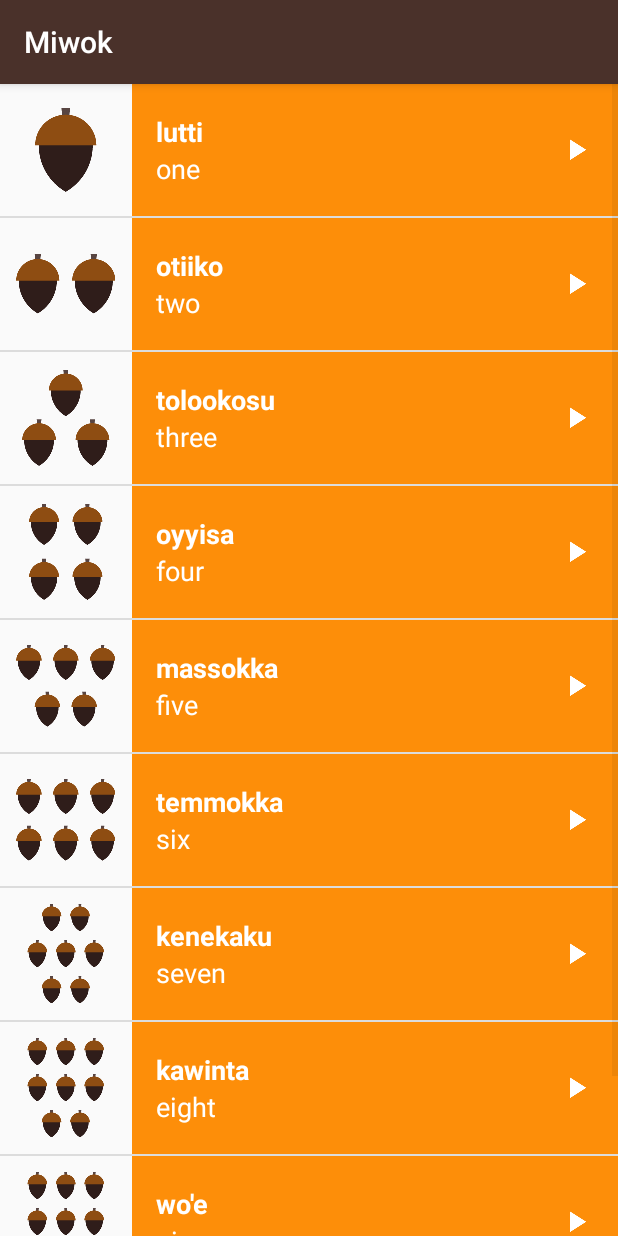
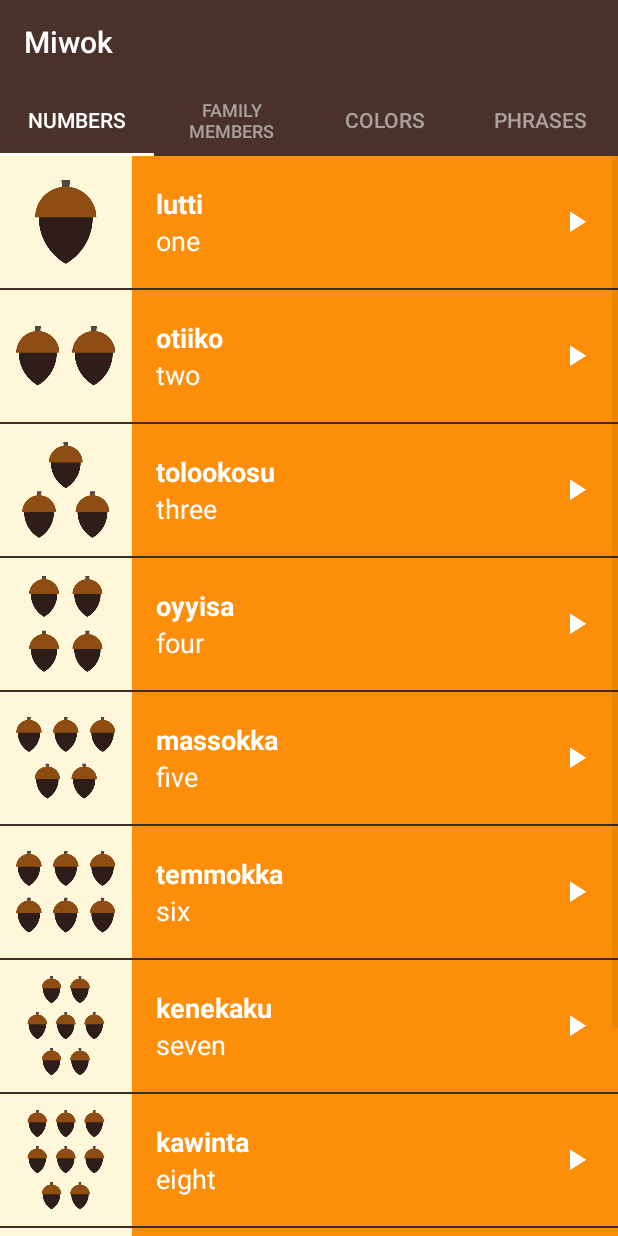
Before and after one commit to psphilli/Miwok, an Android app: the MainActivity screen opened directly, with no data from a screen before it, on a phone screen of 412 x 824 dp. Run offline under Robolectric (Android 15) with nearby library versions, the phone set to English and light mode, and no system bars.

Commit message:
Add TabLayout to navigate fragments

```diff
--- /dev/null
+++ b/app/src/main/java/com/example/android/miwok/CategoryAdapter.java
@@ -0,0 +1,65 @@
+package com.example.android.miwok;
+
+import android.content.Context;
+import android.support.v4.app.Fragment;
+import android.support.v4.app.FragmentManager;
+import android.support.v4.app.FragmentPagerAdapter;
+
+/**
+ * {@link CategoryAdapter} is a {@link FragmentPagerAdapter} that can provide the layout for
+ * each list item based on a data source which is a list of {@link Word} objects.
+ */
+public class CategoryAdapter extends FragmentPagerAdapter {
+
+    /** Context of the app */
+    private Context mContext;
+
+    /**
+     * Create a new {@link CategoryAdapter} object.
+     *
+     * @param context is the context of the app
+     * @param fm is the fragment manager that will keep each fragment's state in the adapter
+     *           across swipes.
+     */
+    public CategoryAdapter(Context context, FragmentManager fm) {
+        super(fm);
+        mContext = context;
+    }
+
+    /**
+     * Return the {@link Fragment} that should be displayed for the given page number.
+     */
+    @Override
+    public Fragment getItem(int position) {
+        if (position == 0) {
+            return new NumbersFragment();
+        } else if (position == 1) {
+            return new FamilyFragment();
+        } else if (position == 2) {
+            return new ColorsFragment();
+        } else {
+            return new PhrasesFragment();
+        }
+    }
+
+    /**
+     * Return the total number of pages.
+     */
+    @Override
+    public int getCount() {
+        return 4;
+    }
+
+    @Override
+    public CharSequence getPageTitle(int position) {
+        if (position == 0) {
+            return mContext.getString(R.string.category_numbers);
+        } else if (position == 1) {
+            return mContext.getString(R.string.category_family);
+        } else if (position == 2) {
+            return mContext.getString(R.string.category_colors);
+        } else {
+            return mContext.getString(R.string.category_phrases);
+        }
+    }
+}
--- a/app/src/main/java/com/example/android/miwok/MainActivity.java
+++ b/app/src/main/java/com/example/android/miwok/MainActivity.java
@@ -15,12 +15,10 @@
  */
 package com.example.android.miwok;
 
-import android.content.Intent;
 import android.os.Bundle;
+import android.support.design.widget.TabLayout;
 import android.support.v4.view.ViewPager;
 import android.support.v7.app.AppCompatActivity;
-import android.view.View;
-import android.widget.TextView;
 
 public class MainActivity extends AppCompatActivity {
 
@@ -32,12 +30,24 @@ public class MainActivity extends AppCompatActivity {
         setContentView(R.layout.activity_main);
 
         // Find the view pager that will allow the user to swipe between fragments
-        ViewPager viewPager = (ViewPager) findViewById(R.id.viewpager);
+        final ViewPager viewPager = (ViewPager) findViewById(R.id.viewpager);
 
         // Create an adapter that knows which fragment should be shown on each page
-        SimpleFragmentPagerAdapter adapter = new SimpleFragmentPagerAdapter(getSupportFragmentManager());
+        final CategoryAdapter adapter = new CategoryAdapter(this, getSupportFragmentManager());
 
         // Set the adapter onto the view pager
         viewPager.setAdapter(adapter);
+
+        // Find the tab layout that shows the tabs
+        TabLayout tabLayout = (TabLayout) findViewById(R.id.tabs);
+
+        // Connect the tab layout with the view pager. This will
+        //   1. Update the tab layout when the view pager is swiped
+        //   2. Update the view pager when a tab is selected
+        //   3. Set the tab layout's tab names with the view pager's adapter's titles
+        //      by calling onPageTitle()
+        tabLayout.setupWithViewPager(viewPager);
+
+        //getSupportActionBar().setElevation(0);
     }
 }
--- a/app/src/main/java/com/example/android/miwok/SimpleFragmentPagerAdapter.java
+++ /dev/null
@@ -1,30 +0,0 @@
-package com.example.android.miwok;
-
-import android.support.v4.app.Fragment;
-import android.support.v4.app.FragmentManager;
-import android.support.v4.app.FragmentPagerAdapter;
-
-/**
- * Provides the appropriate {@link Fragment} for a view pager.
- */
-public class SimpleFragmentPagerAdapter extends FragmentPagerAdapter {
-
-    public SimpleFragmentPagerAdapter(FragmentManager fm) {
-        super(fm);
-    }
-
-    @Override
-    public Fragment getItem(int position) {
-        switch(position) {
-            case 0: return new NumbersFragment();
-            case 1: return new FamilyFragment();
-            case 2: return new ColorsFragment();
-            default: return new PhrasesFragment();
-        }
-    }
-
-    @Override
-    public int getCount() {
-        return 4;
-    }
-}
--- a/app/src/main/res/layout/activity_main.xml
+++ b/app/src/main/res/layout/activity_main.xml
@@ -3,11 +3,19 @@
     xmlns:tools="http://schemas.android.com/tools"
     android:layout_width="match_parent"
     android:layout_height="match_parent"
+    android:background="@color/primary_color"
     android:orientation="vertical"
-    tools:context=".MainActivity">
+    tools:context="com.example.android.miwok.MainActivity">
+
+    <android.support.design.widget.TabLayout
+        android:id="@+id/tabs"
+        style="@style/CategoryTab"
+        android:layout_width="match_parent"
+        android:layout_height="wrap_content" />
 
     <android.support.v4.view.ViewPager
         android:id="@+id/viewpager"
         android:layout_width="match_parent"
-        android:layout_height="match_parent" />
+        android:layout_height="match_parent"/>
+
 </LinearLayout>
--- a/app/src/main/res/layout/list_item.xml
+++ b/app/src/main/res/layout/list_item.xml
@@ -4,6 +4,7 @@
     android:layout_width="match_parent"
     android:layout_height="wrap_content"
     android:minHeight="@dimen/list_item_height"
+    android:background="@color/tan_background"
     android:orientation="horizontal">
 
     <ImageView
--- a/app/src/main/res/values/styles.xml
+++ b/app/src/main/res/values/styles.xml
@@ -13,21 +13,29 @@
      limitations under the License.
 -->
 <resources>
-
     <!-- Base application theme. -->
-    <style name="AppTheme" parent="Base.Theme.AppCompat.Light.DarkActionBar">
+    <style name="AppTheme" parent="Theme.AppCompat.Light.DarkActionBar">
         <item name="colorPrimary">@color/primary_color</item>
         <item name="colorPrimaryDark">@color/primary_dark_color</item>
+        <item name="actionBarStyle">@style/MiwokAppBarStyle</item>
+        <item name="android:windowContentOverlay">@null</item>
     </style>
 
-    <!-- Style for a category of vocabulary words -->
-    <style name="CategoryStyle">
-        <item name="android:layout_width">match_parent</item>
-        <item name="android:layout_height">@dimen/list_item_height</item>
-        <item name="android:gravity">center_vertical</item>
-        <item name="android:padding">16dp</item>
-        <item name="android:textColor">@android:color/white</item>
-        <item name="android:textStyle">bold</item>
-        <item name="android:textAppearance">?android:textAppearanceMedium</item>
+    <!-- App bar style -->
+    <style name="MiwokAppBarStyle" parent="@style/Widget.AppCompat.Light.ActionBar.Solid.Inverse">
+        <!-- Remove the shadow below the app bar -->
+        <item name="elevation">0dp</item>
+    </style>
+
+    <!-- Style for a tab that displays a category name -->
+    <style name="CategoryTab" parent="Widget.Design.TabLayout">
+        <item name="tabIndicatorColor">@android:color/white</item>
+        <item name="tabSelectedTextColor">@android:color/white</item>
+        <item name="tabTextAppearance">@style/CategoryTabTextAppearance</item>
+    </style>
+
+    <!-- Text appearance style for a category tab -->
+    <style name="CategoryTabTextAppearance" parent="TextAppearance.Design.Tab">
+        <item name="android:textColor">#A8A19E</item>
     </style>
 </resources>
```
